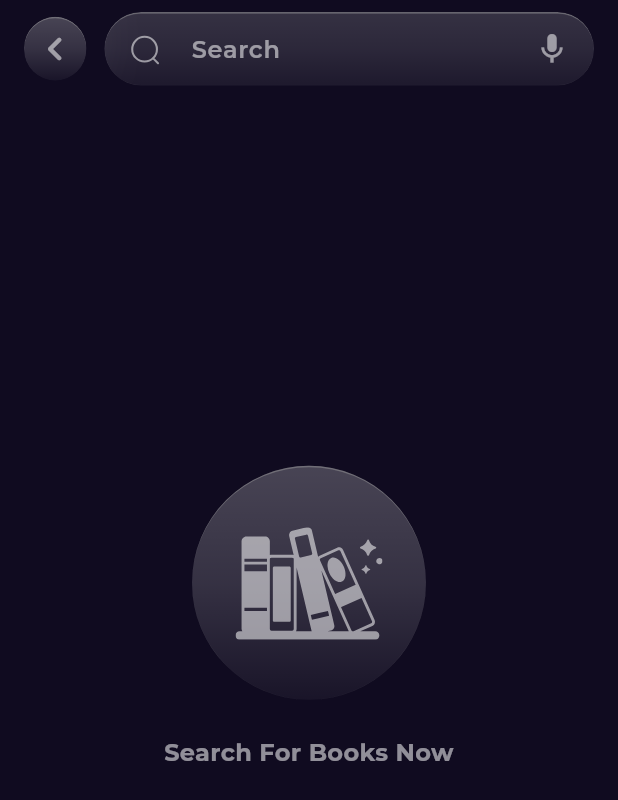
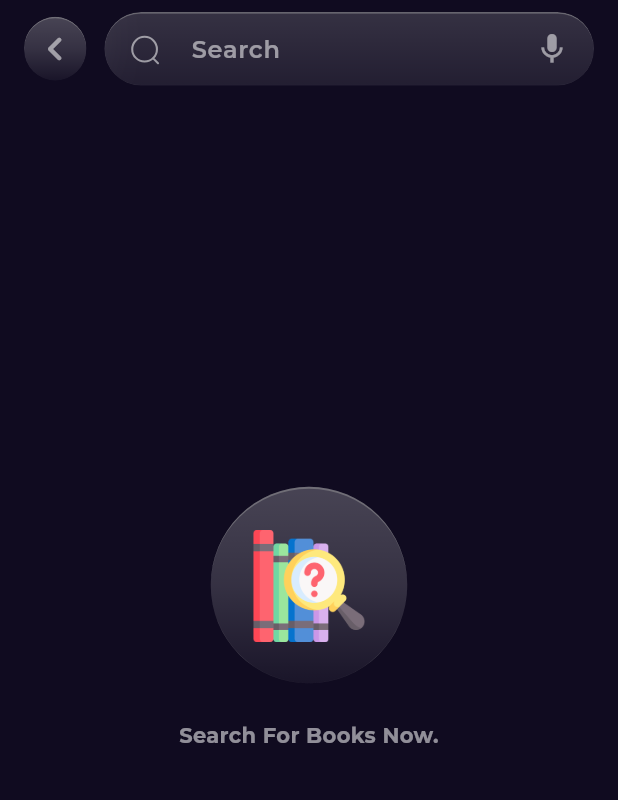
Before and after one commit to mohamedtaha910/bookly_app, a Flutter app: the screen it shows after launch, after a tap on an icon or button, on a phone screen of 412 x 824 dp. Shown: the top 800 px of the screen. Run offline on Flutter 3.47's test engine with Material 3 defaults, Android fonts, the phone set to English and light mode, and no system bars; our stand-ins replace cached_network_image, carousel_slider, dartz, dio, equatable, flutter_bloc and 7 more; accounts and stored records are empty; network calls fail.

```diff
--- a/lib/Features/favourites/presentation/views/widgets/no_favourite.dart
+++ b/lib/Features/favourites/presentation/views/widgets/no_favourite.dart
@@ -23,10 +23,10 @@ class NoFavourite extends StatelessWidget {
               end: AlignmentGeometry.bottomCenter,
             ),
             border: Border(
-              top: BorderSide(color: Colors.grey.withAlpha(120), width: 0.95),
+              top: BorderSide(color: Colors.grey.withAlpha(120), width: 1.4),
             ),
           ),
-          child: Image.asset('assets/icons/no-education.png', height: 85),
+          child: Image.asset('assets/icons/no-education.png', height: 75),
         ),
         SizedBox(height: 28),
         const Center(
--- a/lib/Features/home/presentation/views/app_root.dart
+++ b/lib/Features/home/presentation/views/app_root.dart
@@ -5,7 +5,6 @@ import 'package:bookly_app/Features/search/data/repos/search_repo_implementation
 import 'package:bookly_app/Features/search/presentation/view_model/search_books_cubit.dart';
 import 'package:bookly_app/Features/search/presentation/views/search_page.dart';
 import 'package:bookly_app/constant.dart';
-import 'package:bookly_app/core/utils/app_router.dart';
 import 'package:bookly_app/core/utils/service_locator.dart';
 import 'package:flutter/material.dart';
 import 'package:flutter_bloc/flutter_bloc.dart';
--- a/lib/Features/home/presentation/views/widgets/book_details_page_body.dart
+++ b/lib/Features/home/presentation/views/widgets/book_details_page_body.dart
@@ -8,7 +8,6 @@ import 'package:bookly_app/core/functions/launch_url.dart';
 import 'package:bookly_app/core/utils/styles.dart';
 import 'package:flutter/cupertino.dart';
 import 'package:flutter/material.dart';
-import 'package:url_launcher/url_launcher.dart';
 // import 'package:font_awesome_flutter/font_awesome_flutter.dart';
 
 class BookDetailsPageBody extends StatelessWidget {
--- a/lib/Features/home/presentation/views/widgets/custom_app_bar.dart
+++ b/lib/Features/home/presentation/views/widgets/custom_app_bar.dart
@@ -1,4 +1,4 @@
-import 'dart:ui';
+
 
 import 'package:bookly_app/core/utils/app_router.dart';
 import 'package:bookly_app/core/utils/assets.dart';
--- a/lib/Features/home/presentation/views/widgets/home_page_body.dart
+++ b/lib/Features/home/presentation/views/widgets/home_page_body.dart
@@ -1,8 +1,8 @@
 import 'package:bookly_app/Features/home/presentation/views/widgets/banners_list_view.dart';
 // import 'package:bookly_app/Features/home/presentation/views/widgets/book_item.dart';
 import 'package:bookly_app/Features/home/presentation/views/widgets/best_books_list_view.dart';
-import 'package:bookly_app/Features/home/presentation/views/widgets/custom_app_bar.dart';
-import 'package:bookly_app/constant.dart';
+// import 'package:bookly_app/Features/home/presentation/views/widgets/custom_app_bar.dart';
+// import 'package:bookly_app/constant.dart';
 import 'package:bookly_app/core/utils/styles.dart';
 import 'package:flutter/material.dart';
 
--- a/lib/Features/home/presentation/views/widgets/similiar_books_list_view.dart
+++ b/lib/Features/home/presentation/views/widgets/similiar_books_list_view.dart
@@ -14,7 +14,7 @@ class SimiliarbooksListView extends StatelessWidget {
     return BlocBuilder<SimilarBookCubit, SimilarBookState>(
       builder: (context, state) {
         if (state is SimilarBookError) {
-          return CustomErrorWidget(errorMessage: state.message, iconSize: 45);
+          return CustomErrorWidget(errorMessage: state.message, iconSize: 38);
         }
         if (state is SimilarBookSuccess) {
           List<BookModel> books = state.books;
--- a/lib/Features/search/presentation/views/widgets/custom_search_bar.dart
+++ b/lib/Features/search/presentation/views/widgets/custom_search_bar.dart
@@ -23,7 +23,7 @@ class CustomSerchBar extends StatelessWidget {
               colors: [
                 Colors.white.withAlpha(40),
                 Colors.white.withAlpha(30),
-                Colors.white.withAlpha(15),
+                Colors.white.withAlpha(20),
               ],
               begin: AlignmentGeometry.topCenter,
               end: AlignmentGeometry.bottomCenter,
--- a/lib/Features/search/presentation/views/widgets/start_search.dart
+++ b/lib/Features/search/presentation/views/widgets/start_search.dart
@@ -12,7 +12,7 @@ class StartSearch extends StatelessWidget {
         mainAxisAlignment: MainAxisAlignment.center,
         children: [
           Container(
-            padding: EdgeInsets.all(40),
+            padding: EdgeInsets.all(28),
             decoration: BoxDecoration(
               // borderRadius: BorderRadius.circular(300),
               shape: BoxShape.circle,
@@ -27,21 +27,16 @@ class StartSearch extends StatelessWidget {
                 end: AlignmentGeometry.bottomCenter,
               ),
               border: Border(
-                top: BorderSide(color: Colors.grey.withAlpha(120), width: 0.95),
+                top: BorderSide(color: Colors.grey.withAlpha(120), width: 1.4),
               ),
             ),
-            child: SvgPicture.asset(
-              'assets/icons/icon.svg',
-              height: 75,
-              // color: Colors.pink.withAlpha(50),
-              color: Colors.white54,
-            ),
+            child: Image.asset('assets/icons/search.png', height: 75),
           ),
           SizedBox(height: 24),
           Text(
-            'Search For Books Now',
+            'Search For Books Now.',
             style: TextStyle(
-              fontSize: 16,
+              fontSize: 14,
               color: Colors.white54,
               fontWeight: FontWeight.bold,
             ),
--- a/lib/core/utils/styles.dart
+++ b/lib/core/utils/styles.dart
@@ -1,5 +1,4 @@
 // import 'package:bookly_app/constant.dart';
-import 'package:bookly_app/constant.dart';
 import 'package:flutter/material.dart';
 import 'package:google_fonts/google_fonts.dart';
 
--- a/lib/core/widgets/custom_error_widget.dart
+++ b/lib/core/widgets/custom_error_widget.dart
@@ -11,36 +11,32 @@ class CustomErrorWidget extends StatelessWidget {
 
   @override
   Widget build(BuildContext context) {
-    return Center(
-      child: Column(
+    return Column(
       mainAxisAlignment: MainAxisAlignment.center,
 
       children: [
         Container(
           padding: EdgeInsets.all(16),
+
           decoration: BoxDecoration(
             borderRadius: BorderRadius.circular(100),
             // color: Colors.white10,
             gradient: LinearGradient(
               colors: [
-                  Colors.pink.withAlpha(80),
-                  Colors.pink.withAlpha(40),
-                  Colors.pink.withAlpha(20),
+                Colors.white.withAlpha(60),
+                Colors.white.withAlpha(40),
+                Colors.white.withAlpha(10),
               ],
               begin: AlignmentGeometry.topCenter,
               end: AlignmentGeometry.bottomCenter,
             ),
             border: Border(
-                top: BorderSide(color: Colors.pink.withAlpha(120), width: 0.8),
+              top: BorderSide(color: Colors.grey.withAlpha(120), width: 0.95),
             ),
           ),
-            child: Icon(
-              Icons.error_outline_rounded,
-              size: iconSize,
-              color: Colors.grey.shade400,
+          child: Image.asset('assets/icons/error.png', height: iconSize),
         ),
-          ),
-          SizedBox(height: 28),
+        SizedBox(height: 24),
         Center(
           child: Text(
             errorMessage,
@@ -53,7 +49,6 @@ class CustomErrorWidget extends StatelessWidget {
           ),
         ),
       ],
-      ),
     );
   }
 }
```
Also changed, not shown: lib/Features/favourites/presentation/views/widgets/fav_app_bar.dart (+30 -9 lines), lib/Features/home/presentation/views/widgets/custom_details_app_bar.dart (+9 -4 lines), assets/icons/bookmark_border.png (added), assets/icons/bookmark_fill.png (added), assets/icons/error.png (added), assets/icons/search.png (added). Lines whose indentation alone changed are shown as unchanged.
